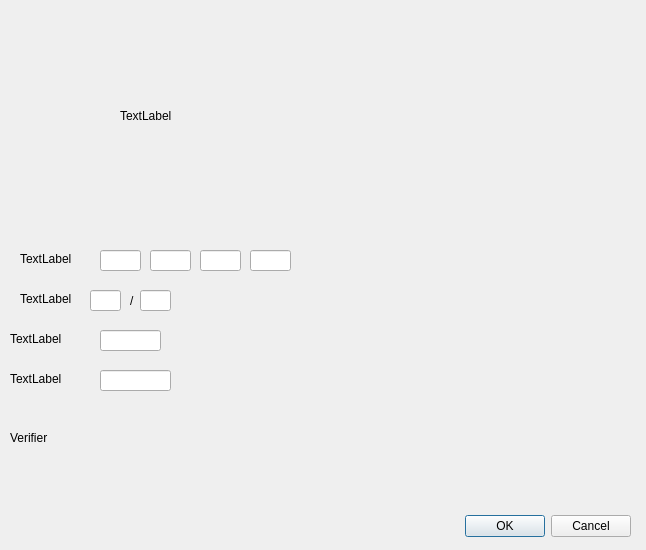
This is AP/payment_gateway.ui in AP-projects-4001/Guys as Qt 5 draws it before an edit. The edited form follows.
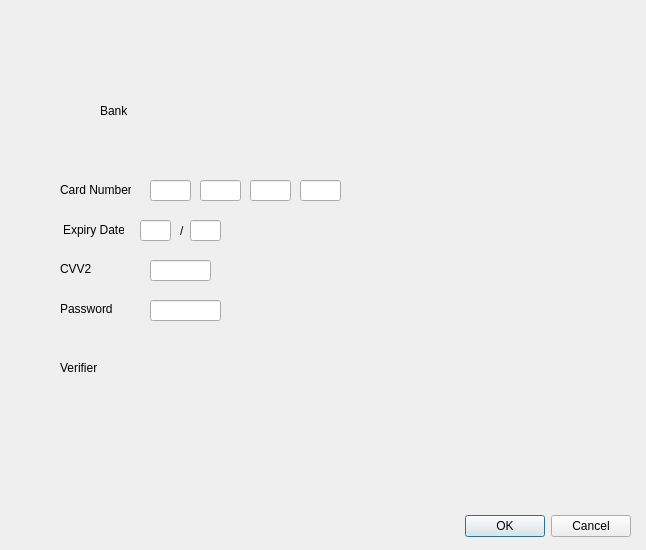
This is the edited form.

Commit message: Add conditions for Payment gateway UI

```diff
--- a/AP/payment_gateway.ui
+++ b/AP/payment_gateway.ui
@@ -32,73 +32,73 @@
   <widget class="QLabel" name="label">
    <property name="geometry">
     <rect>
-     <x>120</x>
-     <y>20</y>
-     <width>431</width>
-     <height>191</height>
+     <x>100</x>
+     <y>50</y>
+     <width>451</width>
+     <height>121</height>
     </rect>
    </property>
    <property name="text">
-    <string>TextLabel</string>
+    <string>Bank</string>
    </property>
   </widget>
   <widget class="QLabel" name="label_2">
    <property name="geometry">
     <rect>
-     <x>20</x>
-     <y>250</y>
-     <width>54</width>
-     <height>18</height>
+     <x>60</x>
+     <y>180</y>
+     <width>71</width>
+     <height>20</height>
     </rect>
    </property>
    <property name="text">
-    <string>TextLabel</string>
+    <string>Card Number :</string>
    </property>
   </widget>
   <widget class="QLabel" name="label_3">
    <property name="geometry">
     <rect>
-     <x>20</x>
-     <y>290</y>
-     <width>54</width>
-     <height>18</height>
+     <x>63</x>
+     <y>220</y>
+     <width>61</width>
+     <height>20</height>
     </rect>
    </property>
    <property name="text">
-    <string>TextLabel</string>
+    <string>Expiry Date :</string>
    </property>
   </widget>
   <widget class="QLabel" name="label_4">
    <property name="geometry">
     <rect>
-     <x>10</x>
-     <y>330</y>
+     <x>60</x>
+     <y>260</y>
      <width>54</width>
      <height>18</height>
     </rect>
    </property>
    <property name="text">
-    <string>TextLabel</string>
+    <string>CVV2</string>
    </property>
   </widget>
   <widget class="QLabel" name="label_5">
    <property name="geometry">
     <rect>
-     <x>10</x>
-     <y>370</y>
+     <x>60</x>
+     <y>300</y>
      <width>54</width>
      <height>18</height>
     </rect>
    </property>
    <property name="text">
-    <string>TextLabel</string>
+    <string>Password</string>
    </property>
   </widget>
   <widget class="QLabel" name="label_6">
    <property name="geometry">
     <rect>
-     <x>10</x>
-     <y>430</y>
+     <x>60</x>
+     <y>360</y>
      <width>71</width>
      <height>16</height>
     </rect>
@@ -107,41 +107,21 @@
     <string>Verifier</string>
    </property>
   </widget>
-  <widget class="QLineEdit" name="lineEdit">
-   <property name="geometry">
-    <rect>
-     <x>100</x>
-     <y>250</y>
-     <width>41</width>
-     <height>21</height>
-    </rect>
-   </property>
-  </widget>
-  <widget class="QLineEdit" name="lineEdit_2">
+  <widget class="QLineEdit" name="lineEdit_first4">
    <property name="geometry">
     <rect>
      <x>150</x>
-     <y>250</y>
+     <y>180</y>
      <width>41</width>
      <height>21</height>
     </rect>
    </property>
   </widget>
-  <widget class="QLineEdit" name="lineEdit_3">
-   <property name="geometry">
-    <rect>
-     <x>250</x>
-     <y>250</y>
-     <width>41</width>
-     <height>21</height>
-    </rect>
-   </property>
-  </widget>
-  <widget class="QLineEdit" name="lineEdit_4">
+  <widget class="QLineEdit" name="lineEdit_second4">
    <property name="geometry">
     <rect>
      <x>200</x>
-     <y>250</y>
+     <y>180</y>
      <width>41</width>
      <height>21</height>
     </rect>
@@ -150,8 +130,28 @@
   <widget class="QLineEdit" name="lineEdit_5">
    <property name="geometry">
     <rect>
-     <x>90</x>
-     <y>290</y>
+     <x>250</x>
+     <y>180</y>
+     <width>41</width>
+     <height>21</height>
+    </rect>
+   </property>
+  </widget>
+  <widget class="QLineEdit" name="lineEdit_fourth4">
+   <property name="geometry">
+    <rect>
+     <x>300</x>
+     <y>180</y>
+     <width>41</width>
+     <height>21</height>
+    </rect>
+   </property>
+  </widget>
+  <widget class="QLineEdit" name="lineEdit_year">
+   <property name="geometry">
+    <rect>
+     <x>140</x>
+     <y>220</y>
      <width>31</width>
      <height>21</height>
     </rect>
@@ -160,8 +160,8 @@
   <widget class="QLabel" name="label_7">
    <property name="geometry">
     <rect>
-     <x>130</x>
-     <y>290</y>
+     <x>180</x>
+     <y>220</y>
      <width>16</width>
      <height>21</height>
     </rect>
@@ -173,8 +173,8 @@
   <widget class="QLineEdit" name="lineEdit_6">
    <property name="geometry">
     <rect>
-     <x>140</x>
-     <y>290</y>
+     <x>190</x>
+     <y>220</y>
      <width>31</width>
      <height>21</height>
     </rect>
@@ -183,8 +183,8 @@
   <widget class="QLineEdit" name="lineEdit_7">
    <property name="geometry">
     <rect>
-     <x>100</x>
-     <y>330</y>
+     <x>150</x>
+     <y>260</y>
      <width>61</width>
      <height>21</height>
     </rect>
@@ -193,8 +193,8 @@
   <widget class="QLineEdit" name="lineEdit_8">
    <property name="geometry">
     <rect>
-     <x>100</x>
-     <y>370</y>
+     <x>150</x>
+     <y>300</y>
      <width>71</width>
      <height>21</height>
     </rect>
```
Left out of the diff: 8 changed lines with no effect on the pictures. The commit also changes 2 other files.
